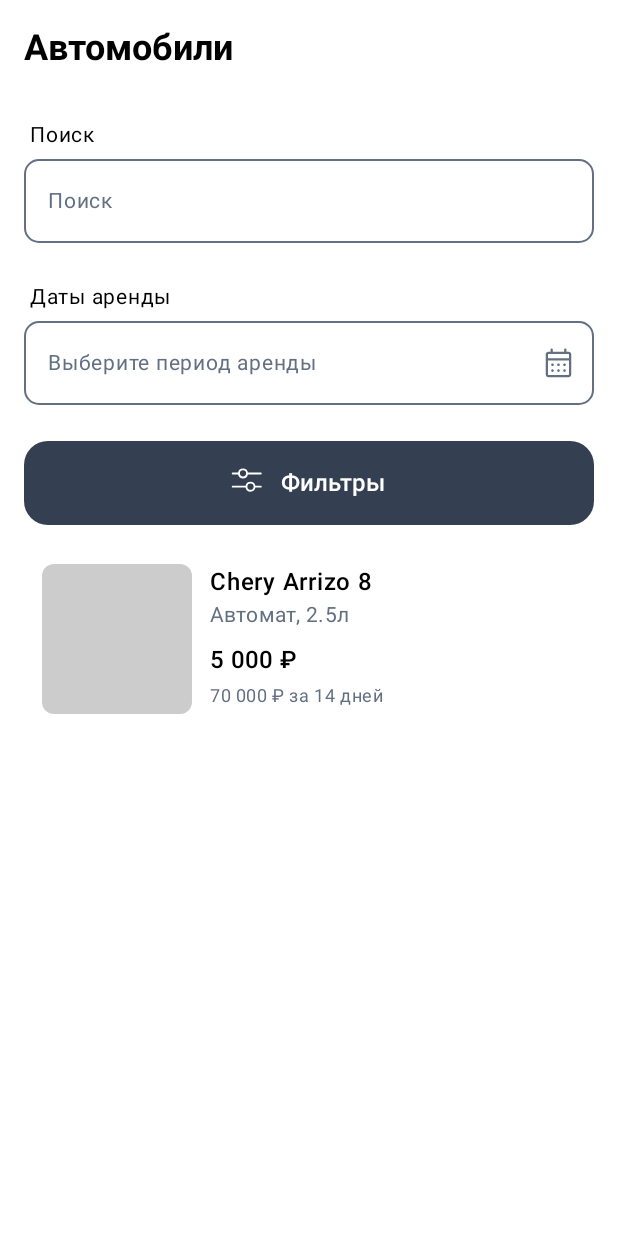
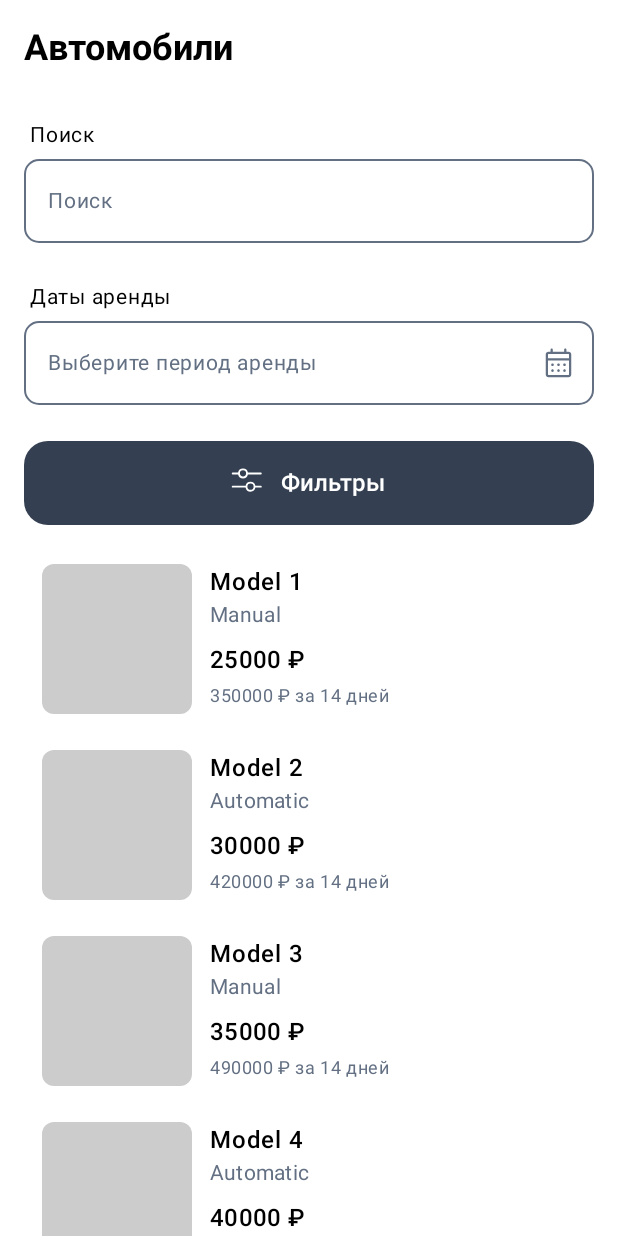
Before and after one commit to arnolddds/carsApp-sobolev-shift-2025, an Android app built with Jetpack Compose: the screen it shows after launch (MainActivity), on a phone screen of 412 x 824 dp. Run offline under Robolectric (Android 15) with nearby library versions, the phone set to English and light mode, and no system bars.

Commit message:
Добавил сущности для машины Подправил темную тему

```diff
--- /dev/null
+++ b/app/src/main/java/com/sobolev/carsappshift2025/domain/entities/Car.kt
@@ -0,0 +1,14 @@
+package com.sobolev.carsappshift2025.domain.entities
+
+data class Car(
+    val id: Int,
+    val name: String,
+    val brand: String,
+    val image: Media,
+    val transmission: String,
+    val price: Int,
+    val location: String,
+    val color: String,
+    val bodyType: String,
+    val steering: String
+)
--- /dev/null
+++ b/app/src/main/java/com/sobolev/carsappshift2025/domain/entities/Media.kt
@@ -0,0 +1,6 @@
+package com.sobolev.carsappshift2025.domain.entities
+
+data class Media(
+    val url: String,
+    val isCover: Boolean
+)
--- a/app/src/main/java/com/sobolev/carsappshift2025/presentation/MainActivity.kt
+++ b/app/src/main/java/com/sobolev/carsappshift2025/presentation/MainActivity.kt
@@ -4,6 +4,8 @@ import android.os.Bundle
 import androidx.activity.ComponentActivity
 import androidx.activity.compose.setContent
 import androidx.activity.enableEdgeToEdge
+import com.sobolev.carsappshift2025.domain.entities.Car
+import com.sobolev.carsappshift2025.domain.entities.Media
 import com.sobolev.carsappshift2025.presentation.screens.cars.CarsScreen
 import com.sobolev.carsappshift2025.presentation.theme.ui.CarsAppShift2025Theme
 
@@ -11,13 +13,67 @@ class MainActivity : ComponentActivity() {
     override fun onCreate(savedInstanceState: Bundle?) {
         super.onCreate(savedInstanceState)
         enableEdgeToEdge()
+        val cars = mutableListOf<Car>().apply {
+            for (i in 1..10) {
+                add(Car(
+                    id = i,
+                    name = "Model $i",
+                    brand = when (i % 3) {
+                        0 -> "Toyota"
+                        1 -> "BMW"
+                        else -> "Mercedes"
+                    },
+                    image = Media(
+                        url = "url",
+                        isCover = i == 1
+                    ),
+                    transmission = when (i % 2) {
+                        0 -> "Automatic"
+                        else -> "Manual"
+                    },
+                    price = 20000 + i * 5000,
+                    location = when (i % 4) {
+                        0 -> "New York"
+                        1 -> "Los Angeles"
+                        2 -> "Chicago"
+                        else -> "Miami"
+                    },
+                    color = when (i % 5) {
+                        0 -> "Red"
+                        1 -> "Blue"
+                        2 -> "Black"
+                        3 -> "White"
+                        else -> "Silver"
+                    },
+                    bodyType = when (i % 3) {
+                        0 -> "Sedan"
+                        1 -> "SUV"
+                        else -> "Coupe"
+                    },
+                    steering = when (i % 2) {
+                        0 -> "Left"
+                        else -> "Right"
+                    }
+                ))
+            }
+        }
         setContent {
             CarsAppShift2025Theme {
                 CarsScreen(
-                    onCarClick = {},
-                    onButtonClick = {},
-                    onQueryChange = {},
-                    onCalendarClick = {}
+                    onCarClick = {
+
+                    },
+                    onButtonClick = {
+
+                    },
+                    onQueryChange = {
+
+                    },
+                    onCalendarClick = {
+
+                    },
+                    cars = cars
+
                 )
             }
         }
--- a/app/src/main/java/com/sobolev/carsappshift2025/presentation/screens/cars/CarsScreen.kt
+++ b/app/src/main/java/com/sobolev/carsappshift2025/presentation/screens/cars/CarsScreen.kt
@@ -13,6 +13,7 @@ import androidx.compose.foundation.layout.padding
 import androidx.compose.foundation.layout.size
 import androidx.compose.foundation.layout.width
 import androidx.compose.foundation.lazy.LazyColumn
+import androidx.compose.foundation.lazy.itemsIndexed
 import androidx.compose.foundation.shape.RoundedCornerShape
 import androidx.compose.material3.Button
 import androidx.compose.material3.ButtonColors
@@ -37,6 +38,7 @@ import androidx.compose.ui.text.font.FontWeight
 import androidx.compose.ui.unit.dp
 import androidx.compose.ui.unit.sp
 import com.sobolev.carsappshift2025.R
+import com.sobolev.carsappshift2025.domain.entities.Car
 
 @OptIn(ExperimentalMaterial3Api::class)
 @Composable
@@ -45,7 +47,8 @@ fun CarsScreen(
     onCarClick: () -> Unit,
     onButtonClick: () -> Unit,
     onQueryChange: (String) -> Unit,
-    onCalendarClick: () -> Unit
+    onCalendarClick: () -> Unit,
+    cars: List<Car>
 ) {
 
     Scaffold(
@@ -86,8 +89,14 @@ fun CarsScreen(
                 Spacer(modifier = modifier.height(14.dp))
             }
 
-            item {
+            itemsIndexed(
+                items = cars,
+                key = {_, car: Car -> car.id}
+            ) { index, car ->
                 CarCard(
+                    modifier = modifier
+                        .fillMaxWidth(),
+                    car = car,
                     onCarClick = onCarClick
                 )
             }
@@ -262,11 +271,7 @@ private fun SearchFilters(
 @Composable
 fun CarCard(
     modifier: Modifier = Modifier,
-    carName: String = "Chery Arrizo 8",
-    transmission: String = "Автомат",
-    engine: String = "2.5л",
-    pricePerDay: String = "5 000 ₽",
-    pricePer14Days: String = "70 000 ₽ за 14 дней",
+    car: Car,
     onCarClick: () -> Unit
 ) {
     Card(
@@ -298,23 +303,23 @@ fun CarCard(
 
             Column {
                 Text(
-                    text = carName,
+                    text = car.name,
                     fontWeight = FontWeight(500),
                 )
                 Text(
-                    text = "$transmission, $engine",
+                    text = car.transmission,
                     style = MaterialTheme.typography.bodyMedium,
                     color = MaterialTheme.colorScheme.secondary,
                     fontSize = 14.sp
                 )
                 Spacer(modifier = Modifier.height(8.dp))
                 Text(
-                    text = pricePerDay,
+                    text = "${car.price} ₽",
                     style = MaterialTheme.typography.titleMedium
                 )
                 Spacer(modifier = Modifier.height(4.dp))
                 Text(
-                    text = pricePer14Days,
+                    text = "${car.price * 14} ₽ за 14 дней",
                     style = MaterialTheme.typography.bodySmall,
                     color = MaterialTheme.colorScheme.secondary
                 )
--- a/app/src/main/java/com/sobolev/carsappshift2025/presentation/theme/ui/Theme.kt
+++ b/app/src/main/java/com/sobolev/carsappshift2025/presentation/theme/ui/Theme.kt
@@ -16,7 +16,8 @@ private val DarkColorScheme = darkColorScheme(
     onSecondary = Grey300,
     tertiary = Red200,
     onTertiary = Grey300,
-    primaryContainer = Grey100,
+    onPrimaryContainer = Black,
+    primaryContainer = White,
     background = Blue300
 )
 
```
